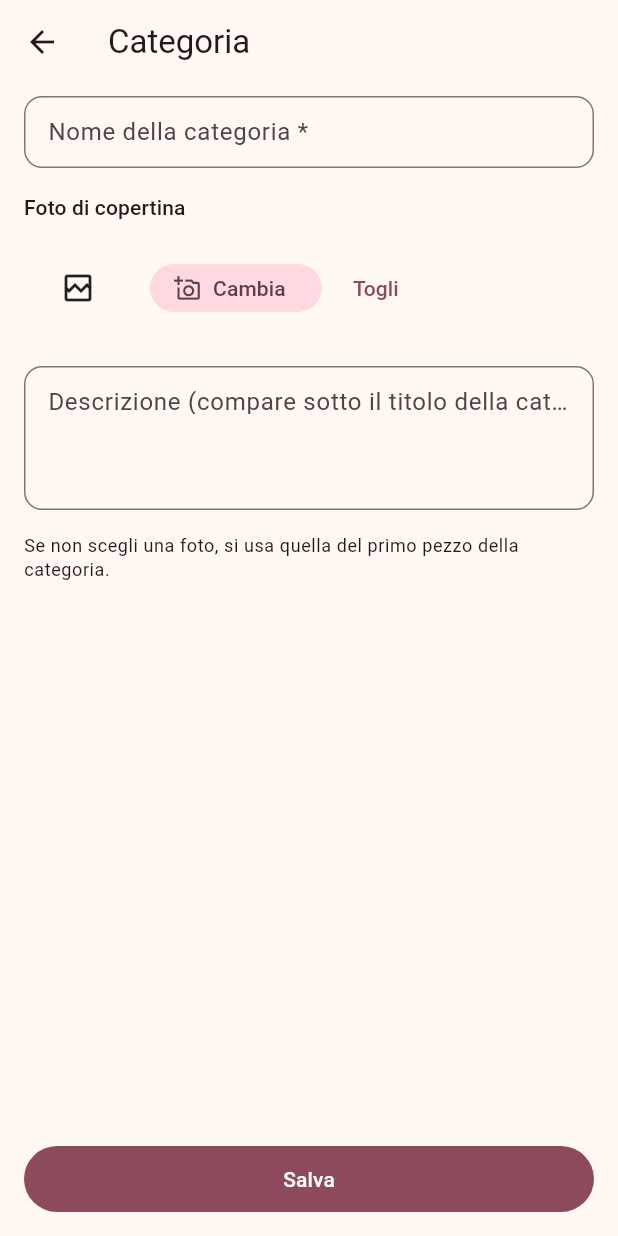
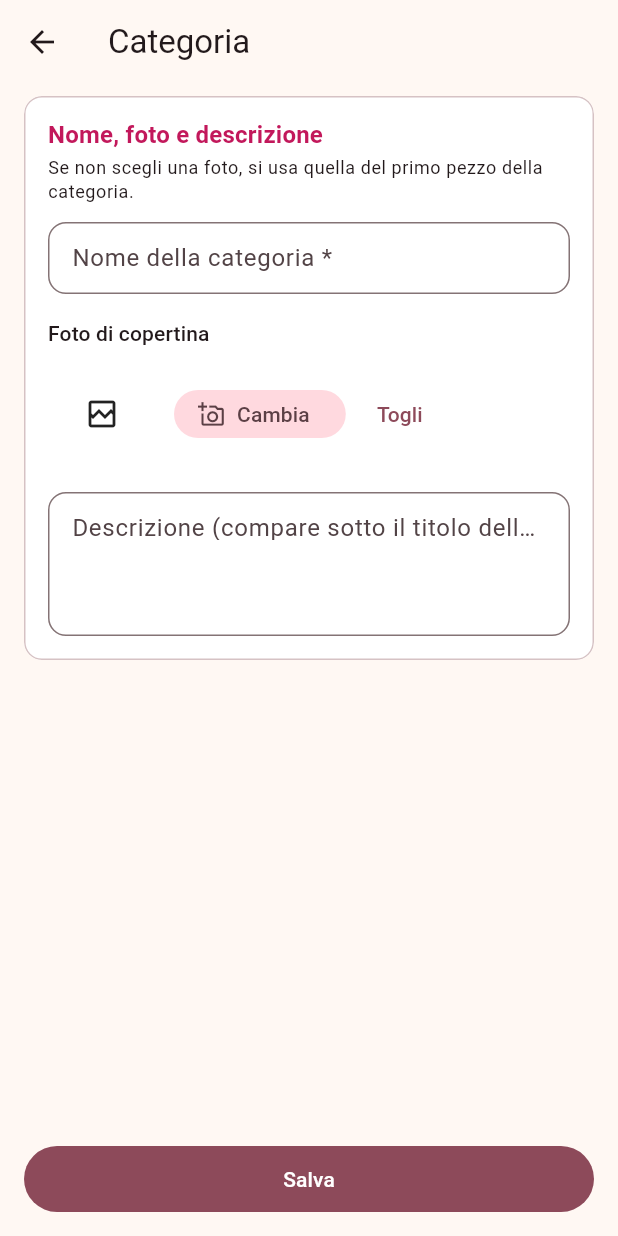
Before and after one commit to EMVLL/handmade-by-bi, a Flutter app: the CategoryEditScreen screen opened directly with empty values, on a phone screen of 412 x 824 dp. Run offline on Flutter 3.47's test engine with Material 3 defaults, Android fonts, the phone set to English and light mode, and no system bars; our stand-ins replace image_picker, shared_preferences, supabase_flutter, web; accounts and stored records are empty; network calls fail.

Commit message:
Sito v2.6 e app v3.0: tempi nei riquadri, gestore a riquadri

```diff
--- a/admin/lib/app_theme.dart
+++ b/admin/lib/app_theme.dart
@@ -12,6 +12,10 @@ abstract final class AppColors {
 
   /// Sfondo delle schermate.
   static const background = Color(0xFFFFF8F3);
+
+  /// Titoli dei riquadri delle sezioni: più acceso del colore principale,
+  /// per capire a colpo d'occhio dove inizia ogni sezione.
+  static const sectionTitle = Color(0xFFC2185B);
 
   /// Fascia "Copertina" sopra la prima foto.
   static const photoLabelBackground = Color(0x8A000000);
--- a/admin/lib/screens/category_edit_screen.dart
+++ b/admin/lib/screens/category_edit_screen.dart
@@ -62,8 +62,12 @@ class _CategoryEditScreenState extends State<CategoryEditScreen> {
         child: ListView(
           padding: const EdgeInsets.fromLTRB(16, 8, 16, 32),
           children: [
-            SchemaForm(schema: _schema, values: _values),
-            Text(t.categoryCoverHint, style: Theme.of(context).textTheme.bodySmall),
+            SchemaForm(
+              schema: _schema,
+              values: _values,
+              title: t.categoryDetailsSection,
+              hint: t.categoryCoverHint,
+            ),
           ],
         ),
       ),
--- a/admin/lib/screens/channels_screen.dart
+++ b/admin/lib/screens/channels_screen.dart
@@ -5,6 +5,7 @@ import '../config.dart';
 import '../supa.dart';
 import '../draft.dart';
 import '../texts/app_texts.dart';
+import '../widgets/section_card.dart';
 
 final _phonePattern = RegExp(r'^[1-9][0-9]{7,14}$');
 final _templatePattern = RegExp(r'^([^{}]|\{(prodotto|prezzo|opzione|link)\})*$');
@@ -322,7 +323,7 @@ class _ChannelsScreenState extends State<ChannelsScreen> {
     required ValueChanged<bool> onChanged,
     required List<Widget> children,
   }) {
-    return Card(
+    return SectionFrame(
       margin: const EdgeInsets.only(bottom: 16),
       child: Padding(
         padding: const EdgeInsets.fromLTRB(16, 4, 16, 8),
@@ -331,7 +332,7 @@ class _ChannelsScreenState extends State<ChannelsScreen> {
           children: [
             SwitchListTile(
               contentPadding: EdgeInsets.zero,
-              title: Text(title),
+              title: Text(title, style: sectionTitleStyle(context)),
               subtitle: Text(subtitle),
               value: value,
               onChanged: onChanged,
--- a/admin/lib/screens/shop_screen.dart
+++ b/admin/lib/screens/shop_screen.dart
@@ -3,6 +3,7 @@ import 'package:url_launcher/url_launcher.dart';
 
 import '../config.dart';
 import '../texts/app_texts.dart';
+import '../widgets/section_card.dart';
 import 'badges_screen.dart';
 import 'history_screen.dart';
 import 'identity_screen.dart';
@@ -16,7 +17,7 @@ class ShopScreen extends StatelessWidget {
   @override
   Widget build(BuildContext context) {
     final theme = Theme.of(context);
-    Widget entry(IconData icon, String title, String subtitle, Widget Function() page) => Card(
+    Widget entry(IconData icon, String title, String subtitle, Widget Function() page) => SectionFrame(
           margin: const EdgeInsets.fromLTRB(16, 0, 16, 12),
           child: ListTile(
             contentPadding: const EdgeInsets.symmetric(horizontal: 16, vertical: 8),
@@ -24,7 +25,7 @@ class ShopScreen extends StatelessWidget {
               backgroundColor: theme.colorScheme.primaryContainer,
               child: Icon(icon, color: theme.colorScheme.onPrimaryContainer),
             ),
-            title: Text(title, style: theme.textTheme.titleMedium),
+            title: Text(title, style: sectionTitleStyle(context)),
             subtitle: Text(subtitle),
             trailing: const Icon(Icons.chevron_right),
             onTap: () => Navigator.of(context).push(MaterialPageRoute(builder: (_) => page())),
--- a/admin/lib/texts/app_texts.dart
+++ b/admin/lib/texts/app_texts.dart
@@ -190,6 +190,7 @@ abstract class AppTexts {
   // Stile
   String get styleTitle;
   String get stylePresets;
+  String get styleFontsSection;
   String get styleColors;
   String get colorPrimary;
   String get colorAccent;
@@ -214,6 +215,7 @@ abstract class AppTexts {
   String get siteName;
   String get logo;
   String get logoHint;
+  String get identityBrandSection;
   String get seoTitle;
   String get seoDescription;
   String get seoImage;
@@ -248,6 +250,8 @@ abstract class AppTexts {
 
   // Modulo di una sezione
   String get formStyleSection;
+  String get formStyleHint;
+  String get formContentSection;
   String get fieldRequired;
   String get linkHelp;
   String get linkInvalid;
@@ -274,6 +278,7 @@ abstract class AppTexts {
 
   // Categoria
   String get categoryEditTitle;
+  String get categoryDetailsSection;
   String get categoryDescription;
   String get categoryCover;
   String get categoryCoverHint;
--- a/admin/lib/widgets/schema_form.dart
+++ b/admin/lib/widgets/schema_form.dart
@@ -7,6 +7,7 @@ import '../models.dart';
 import '../supa.dart';
 import '../texts/app_texts.dart';
 import 'color_picker.dart';
+import 'section_card.dart';
 
 final _linkPattern = RegExp(r'^(https://|/)\S{0,299}$');
 
@@ -34,12 +35,27 @@ class SchemaFormData {
 /// Lo schema è lo stesso che il database usa per validare: qui decide quali
 /// campi mostrare e come (testo, foto, scelte, interruttori, liste).
 /// [values] viene modificata direttamente; va messa in un [Form] per la validazione.
+///
+/// Ogni gruppo di campi sta nel suo riquadro: i campi senza gruppo in un primo
+/// riquadro ([title], altrimenti "Contenuto"), i gruppi di "x-groups" ciascuno
+/// nel proprio (con "label" e, se c'è, "hint"), "Aspetto" in fondo, richiudibile.
 class SchemaForm extends StatefulWidget {
-  const SchemaForm({super.key, required this.schema, required this.values, this.data = const SchemaFormData()});
+  const SchemaForm({
+    super.key,
+    required this.schema,
+    required this.values,
+    this.data = const SchemaFormData(),
+    this.title,
+    this.hint,
+  });
 
   final Map<String, dynamic> schema;
   final Map<String, dynamic> values;
   final SchemaFormData data;
+
+  /// Titolo e spiegazione del riquadro con i campi senza gruppo.
+  final String? title;
+  final String? hint;
 
   @override
   State<SchemaForm> createState() => _SchemaFormState();
@@ -551,47 +567,54 @@ class _SchemaFormState extends State<SchemaForm> {
       }
     }
 
-    Widget padded(String k) => Padding(
-          padding: const EdgeInsets.only(bottom: 16),
-          child: _field(k, spec(k), widget.values, required),
-        );
+    // I campi di un riquadro, con lo stesso spazio tra uno e l'altro
+    List<Widget> fieldsOf(List<String> ks) => [
+          for (var i = 0; i < ks.length; i++) ...[
+            if (i > 0) const SizedBox(height: 16),
+            _field(ks[i], spec(ks[i]), widget.values, required),
+          ],
+        ];
+
+    // Il primo riquadro sta attaccato a ciò che c'è sopra, gli altri distanziati
+    final cards = <Widget>[];
+    EdgeInsetsGeometry nextMargin() => cards.isEmpty ? EdgeInsets.zero : const EdgeInsets.only(top: 16);
+
+    if (main.isNotEmpty) {
+      cards.add(SectionCard(
+        title: widget.title ?? t.formContentSection,
+        hint: widget.hint,
+        margin: nextMargin(),
+        children: fieldsOf(main),
+      ));
+    }
+    for (final entry in groups.entries) {
+      final def = (groupsDef[entry.key] as Map?) ?? const {};
+      cards.add(SectionCard(
+        title: (def['label'] as String?) ?? entry.key,
+        hint: def['hint'] as String?,
+        margin: nextMargin(),
+        children: fieldsOf(entry.value),
+      ));
+    }
+    if (style.isNotEmpty) {
+      cards.add(SectionFrame(
+        margin: nextMargin(),
+        child: ExpansionTile(
+          shape: const Border(),
+          collapsedShape: const Border(),
+          leading: const Icon(Icons.palette_outlined, color: AppColors.sectionTitle),
+          title: Text(t.formStyleSection, style: sectionTitleStyle(context)),
+          subtitle: Text(t.formStyleHint),
+          childrenPadding: const EdgeInsets.fromLTRB(16, 0, 16, 16),
+          expandedCrossAxisAlignment: CrossAxisAlignment.stretch,
+          children: fieldsOf(style),
+        ),
+      ));
+    }
 
     return Column(
       crossAxisAlignment: CrossAxisAlignment.stretch,
-      children: [
-        for (final k in main) padded(k),
-        for (final entry in groups.entries)
-          Card(
-            margin: const EdgeInsets.only(bottom: 12),
-            child: Padding(
-              padding: const EdgeInsets.fromLTRB(16, 12, 16, 0),
-              child: Column(
-                crossAxisAlignment: CrossAxisAlignment.stretch,
-                children: [
-                  Text(
-                    ((groupsDef[entry.key] as Map?)?['label'] as String?) ?? entry.key,
-                    style: Theme.of(context).textTheme.titleMedium,
-                  ),
-                  const SizedBox(height: 12),
-                  for (final k in entry.value) padded(k),
-                ],
-              ),
-            ),
-          ),
-        if (style.isNotEmpty)
-          Card(
-            margin: const EdgeInsets.only(top: 8),
-            child: ExpansionTile(
-              shape: const Border(),
-              collapsedShape: const Border(),
-              leading: const Icon(Icons.palette_outlined),
-              title: Text(t.formStyleSection),
-              childrenPadding: const EdgeInsets.fromLTRB(16, 0, 16, 8),
-              expandedCrossAxisAlignment: CrossAxisAlignment.stretch,
-              children: [for (final k in style) padded(k)],
-            ),
-          ),
-      ],
+      children: cards,
     );
   }
 }
--- /dev/null
+++ b/admin/lib/widgets/section_card.dart
@@ -0,0 +1,79 @@
+import 'package:flutter/material.dart';
+
+import '../app_theme.dart';
+
+/// Stile dei titoli dei riquadri: colore acceso e grassetto, uguale in tutta l'app.
+TextStyle? sectionTitleStyle(BuildContext context) => Theme.of(context)
+    .textTheme
+    .titleMedium
+    ?.copyWith(color: AppColors.sectionTitle, fontWeight: FontWeight.w700);
+
+/// Cornice dei riquadri: fondo chiaro e bordo sottile, così ogni sezione
+/// si distingue bene dalle altre.
+class SectionFrame extends StatelessWidget {
+  const SectionFrame({
+    super.key,
+    required this.child,
+    this.margin = const EdgeInsets.only(top: 16),
+  });
+
+  final Widget child;
+  final EdgeInsetsGeometry margin;
+
+  @override
+  Widget build(BuildContext context) {
+    final scheme = Theme.of(context).colorScheme;
+    return Card(
+      margin: margin,
+      elevation: 0,
+      color: scheme.surfaceContainerLowest,
+      clipBehavior: Clip.antiAlias,
+      shape: RoundedRectangleBorder(
+        borderRadius: const BorderRadius.all(Radius.circular(AppTheme.radius)),
+        side: BorderSide(color: scheme.outlineVariant),
+      ),
+      child: child,
+    );
+  }
+}
+
+/// Riquadro di una sezione: titolo colorato, spiegazione facoltativa e,
+/// dentro, solo i campi e gli interruttori che riguardano quella sezione.
+class SectionCard extends StatelessWidget {
+  const SectionCard({
+    super.key,
+    required this.title,
+    this.hint,
+    required this.children,
+    this.margin = const EdgeInsets.only(top: 16),
+  });
+
+  final String title;
+  final String? hint;
+  final List<Widget> children;
+  final EdgeInsetsGeometry margin;
+
+  @override
+  Widget build(BuildContext context) {
+    final hint = this.hint;
+    return SectionFrame(
+      margin: margin,
+      child: Padding(
+        padding: const EdgeInsets.fromLTRB(16, 14, 16, 16),
+        child: Column(
+          crossAxisAlignment: CrossAxisAlignment.stretch,
+          children: [
+            Text(title, style: sectionTitleStyle(context)),
+            if (hint != null && hint.isNotEmpty)
+              Padding(
+                padding: const EdgeInsets.only(top: 2),
+                child: Text(hint, style: Theme.of(context).textTheme.bodySmall),
+              ),
+            const SizedBox(height: 12),
+            ...children,
+          ],
+        ),
+      ),
+    );
+  }
+}
```
Also changed, not shown: admin/lib/screens/identity_screen.dart (+21 -13 lines), admin/lib/screens/product_edit_screen.dart (+41 -29 lines), admin/lib/screens/theme_screen.dart (+16 -8 lines), admin/lib/texts/app_texts_it.dart (+11 -1 lines), supabase/schemi_json.json, 4 other files.
